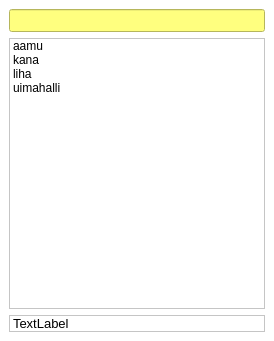
sergburn/firu.qt, file firuqt/firumainwindow.ui: the form before one commit.
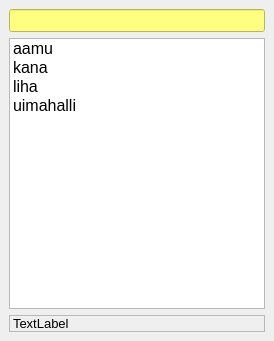
The form after the commit.

The edit to the form file:
```diff
--- a/firuqt/firumainwindow.ui
+++ b/firuqt/firumainwindow.ui
@@ -12,12 +12,6 @@
   <property name="windowTitle" >
    <string>Firu</string>
   </property>
-  <property name="styleSheet" >
-   <string notr="true" >
-font: 75 10pt "MS Shell Dlg 2";background-color: rgb(255, 255, 255);
-border-color: rgb(0, 0, 127);
-color: rgb(0, 0, 0);</string>
-  </property>
   <widget class="QWidget" name="centralwidget" >
    <layout class="QVBoxLayout" name="verticalLayout" >
     <item>
@@ -39,6 +33,11 @@
     </item>
     <item>
      <widget class="QListWidget" name="listSources" >
+      <property name="font" >
+       <font>
+        <pointsize>12</pointsize>
+       </font>
+      </property>
       <item>
        <property name="text" >
         <string>aamu</string>
```
Left out of the diff: 12 changed lines with no effect on the pictures.
